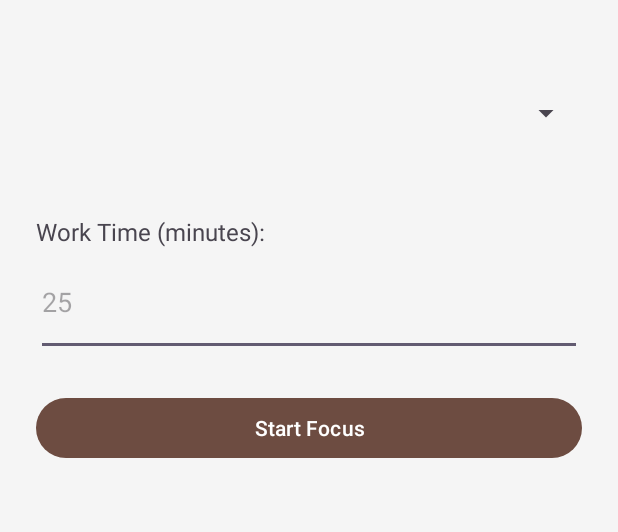
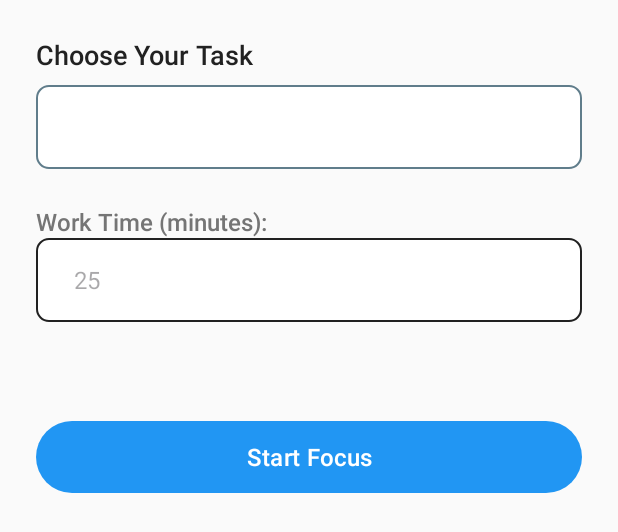
Before and after one commit to Rainzz01/Gold-Goals, an Android app: the layout fragment_pomodoro.xml on its own in the app's theme, with its tools: preview values and no code run, on a phone screen of 412 x 824 dp. Shown: the top 532 px of the screen. Run offline under Robolectric (Android 15) with nearby library versions, the phone set to English and light mode, and no system bars.

Commit message:
Solved issues - pomodoro merge and solve conflict

```diff
--- /dev/null
+++ b/app/src/main/res/drawable/edittext_background.xml
@@ -0,0 +1,8 @@
+<?xml version="1.0" encoding="utf-8"?>
+<shape xmlns:android="http://schemas.android.com/apk/res/android">
+    <corners android:radius="8dp"/>
+    <solid android:color="@color/white"/>
+    <stroke
+        android:width="1dp"
+        android:color="@color/primary_text"/>
+</shape>
--- /dev/null
+++ b/app/src/main/res/drawable/spinner_background.xml
@@ -0,0 +1,8 @@
+<?xml version="1.0" encoding="utf-8"?>
+<shape xmlns:android="http://schemas.android.com/apk/res/android">
+    <corners android:radius="8dp"/>
+    <solid android:color="@color/background_light"/>
+    <stroke
+        android:width="1dp"
+        android:color="@color/secondary_grey"/>
+</shape>
--- /dev/null
+++ b/app/src/main/res/drawable/spinner_dropdown_background.xml
@@ -0,0 +1,8 @@
+<?xml version="1.0" encoding="utf-8"?>
+<shape xmlns:android="http://schemas.android.com/apk/res/android">
+    <corners android:radius="8dp"/>
+    <solid android:color="@color/background_light"/>
+    <stroke
+        android:width="1dp"
+        android:color="@color/secondary_grey"/>
+</shape>
--- a/app/src/main/res/layout/fragment_pomodoro.xml
+++ b/app/src/main/res/layout/fragment_pomodoro.xml
@@ -6,55 +6,75 @@
     android:layout_height="match_parent"
     android:orientation="vertical"
     android:padding="24dp"
-    android:background="@color/background">
+    android:background="@color/background_dark">
+
+    <TextView
+        android:id="@+id/tv_task_selector_title"
+        android:layout_width="match_parent"
+        android:layout_height="wrap_content"
+        android:text="Choose Your Task"
+        android:textSize="18sp"
+        android:textColor="@color/text_primary"
+        android:fontFamily="sans-serif-medium"
+        android:layout_marginBottom="8dp"/>
 
     <Spinner
         android:id="@+id/spinner_tasks"
         android:layout_width="match_parent"
-        android:layout_height="103dp"
-        android:prompt="@string/select_task_prompt"/>
+        android:layout_height="56dp"
+        android:background="@drawable/spinner_background"
+        android:paddingStart="16dp"
+        android:prompt="@string/select_task_prompt"
+        android:popupBackground="@drawable/spinner_dropdown_background"/>
 
-    <!-- 工作时间输入区域 -->
     <LinearLayout
+        android:id="@+id/ll_work_time"
         android:layout_width="match_parent"
         android:layout_height="wrap_content"
         android:orientation="vertical"
-        android:layout_marginTop="16dp">
+        android:layout_marginTop="24dp">
 
         <TextView
             android:layout_width="match_parent"
             android:layout_height="wrap_content"
             android:text="Work Time (minutes):"
-            android:textSize="16sp"/>
+            android:textSize="16sp"
+            android:textColor="@color/text_secondary"
+            android:fontFamily="sans-serif-medium"/>
 
         <EditText
             android:id="@+id/et_duration"
             android:layout_width="match_parent"
-            android:layout_height="72dp"
+            android:layout_height="56dp"
+            android:background="@drawable/edittext_background"
             android:hint="25"
-            android:inputType="number"/>
+            android:paddingLeft="25dp"
+            android:inputType="number"
+            android:textColor="@color/text_primary"
+            android:textSize="16sp" />
     </LinearLayout>
-
-
-
 
     <TextView
         android:id="@+id/tv_title"
         android:layout_width="wrap_content"
         android:layout_height="wrap_content"
-        android:textSize="28sp"
+        android:textSize="24sp"
         android:textStyle="bold"
         android:layout_gravity="center"
-        android:visibility="gone"/>
+        android:layout_marginTop="24dp"
+        android:visibility="gone"
+        android:textColor="@color/text_primary"
+        android:fontFamily="sans-serif-medium"/>
 
     <TextView
         android:id="@+id/tv_subtitle"
         android:layout_width="wrap_content"
         android:layout_height="wrap_content"
-        android:textSize="18sp"
+        android:textSize="16sp"
         android:layout_gravity="center"
         android:layout_marginTop="8dp"
-        android:visibility="gone"/>
+        android:visibility="gone"
+        android:textColor="@color/text_secondary"/>
 
     <TextView
         android:id="@+id/timer_text"
@@ -63,44 +83,64 @@
         android:textSize="64sp"
         android:layout_gravity="center"
         android:layout_marginTop="24dp"
-        android:visibility="gone"/>
+        android:visibility="gone"
+        android:textColor="@color/primary_blue"
+        android:fontFamily="monospace"/>
+
+    <!-- Fixed: Changed visibility to "visible" -->
+    <TextView
+        android:id="@+id/tv_quote"
+        android:layout_width="match_parent"
+        android:layout_height="wrap_content"
+        android:layout_marginTop="16dp"
+        android:fontFamily="sans-serif-medium"
+        android:gravity="center"
+        android:textColor="@color/text_secondary"
+        android:textSize="16sp"
+        android:visibility="visible" />
 
     <Button
         android:id="@+id/btn_confirm"
         android:layout_width="match_parent"
-        android:layout_height="wrap_content"
+        android:layout_height="56dp"
         android:layout_marginTop="24dp"
         android:text="Start Focus"
         android:textColor="@color/white"
-        app:backgroundTint="@color/work_primary"/>
+        android:textSize="16sp"
+        app:backgroundTint="@color/primary_blue"
+        android:fontFamily="sans-serif-medium"/>
 
     <LinearLayout
-        android:layout_width="wrap_content"
-        android:layout_height="wrap_content"
+        android:layout_width="match_parent"
+        android:layout_height="71dp"
+        android:layout_gravity="center"
+        android:layout_marginTop="32dp"
+        android:gravity="center"
         android:orientation="horizontal"
-        android:layout_gravity="center"
-        android:layout_marginTop="32dp">
+        android:spacing="24dp">
 
         <com.google.android.material.button.MaterialButton
             android:id="@+id/btn_start_pause"
             android:layout_width="120dp"
             android:layout_height="48dp"
+            android:fontFamily="sans-serif-medium"
             android:text="Start"
+            android:textColor="@color/white"
             android:visibility="gone"
-            app:backgroundTint="@color/work_primary"
-            android:textColor="@color/white"
-            app:cornerRadius="24dp"/>
+            app:backgroundTint="@color/primary_blue"
+            app:cornerRadius="24dp" />
 
         <com.google.android.material.button.MaterialButton
             android:id="@+id/btn_skip"
             android:layout_width="120dp"
             android:layout_height="48dp"
+            android:fontFamily="sans-serif-medium"
             android:text="Skip"
+            android:textColor="@color/text_primary"
             android:visibility="gone"
-            app:strokeColor="@color/work_primary"
-            app:strokeWidth="2dp"
-            android:textColor="@color/work_primary"
-            app:backgroundTint="@color/button_secondary"
-            app:cornerRadius="24dp"/>
+            app:backgroundTint="@color/background_light"
+            app:cornerRadius="24dp"
+            app:strokeColor="@color/secondary_grey"
+            app:strokeWidth="1dp" />
     </LinearLayout>
 </LinearLayout>
--- a/app/src/main/res/values/colors.xml
+++ b/app/src/main/res/values/colors.xml
@@ -1,31 +1,31 @@
-<?xml version="1.0" encoding="utf-8"?>
 <resources>
     <color name="black">#FF000000</color>
     <color name="white">#FFFFFFFF</color>
-
-
-    <color name="work_phase">#FF5722</color> <!-- 橙色 -->
-    <color name="break_phase">#4CAF50</color> <!-- 绿色 -->
-
-    <!-- 背景与基础色 -->
+    <color name="work_phase">#FF5722</color>
+    <!--  橙色  -->
+    <color name="break_phase">#4CAF50</color>
+    <!--  绿色  -->
+    <!--  背景与基础色  -->
     <color name="background">#FFF5F5F5</color>
-
-    <!-- 工作阶段配色 -->
-    <color name="work_primary">#FF6D4C41</color> <!-- 深陶土色 -->
-    <color name="work_secondary">#FFFBE9E7</color> <!-- 浅陶土色 -->
-
-    <!-- 休息阶段配色 -->
-    <color name="break_primary">#4CAF50</color> <!-- 柔和绿色 -->
-    <color name="break_secondary">#E8F5E9</color> <!-- 浅绿色 -->
-
-    <!-- 文本与按钮 -->
-    <color name="text_primary">#212121</color>
-    <color name="text_secondary">#757575</color>
+    <!--  工作阶段配色  -->
+    <color name="work_primary">#FF6D4C41</color>
+    <!--  深陶土色  -->
+    <color name="work_secondary">#FFFBE9E7</color>
+    <!--  浅陶土色  -->
+    <!--  休息阶段配色  -->
+    <color name="break_primary">#4CAF50</color>
+    <!--  柔和绿色  -->
+    <color name="break_secondary">#E8F5E9</color>
+    <!--  浅绿色  -->
     <color name="button_secondary">#FFFFFFFF</color>
-
-
-    <!-- 基础色系 -->
+    <!--  基础色系  -->
     <color name="primary_blue">#2196F3</color>
     <color name="primary_green">#4CAF50</color>
     <color name="accent_orange">#FF9800</color>
+    <color name="primary_text">#212121</color>
+    <color name="secondary_grey">#607D8B</color>
+    <color name="text_primary">#212121</color>
+    <color name="text_secondary">#757575</color>
+    <color name="background_dark">#FAFAFA</color>
+    <color name="background_light">#FFFFFF</color>
 </resources>
```
Also changed, not shown: app/src/main/java/com/example/goalandgoals/Fragment/PomodoroFragment.java (+92 -6 lines).
